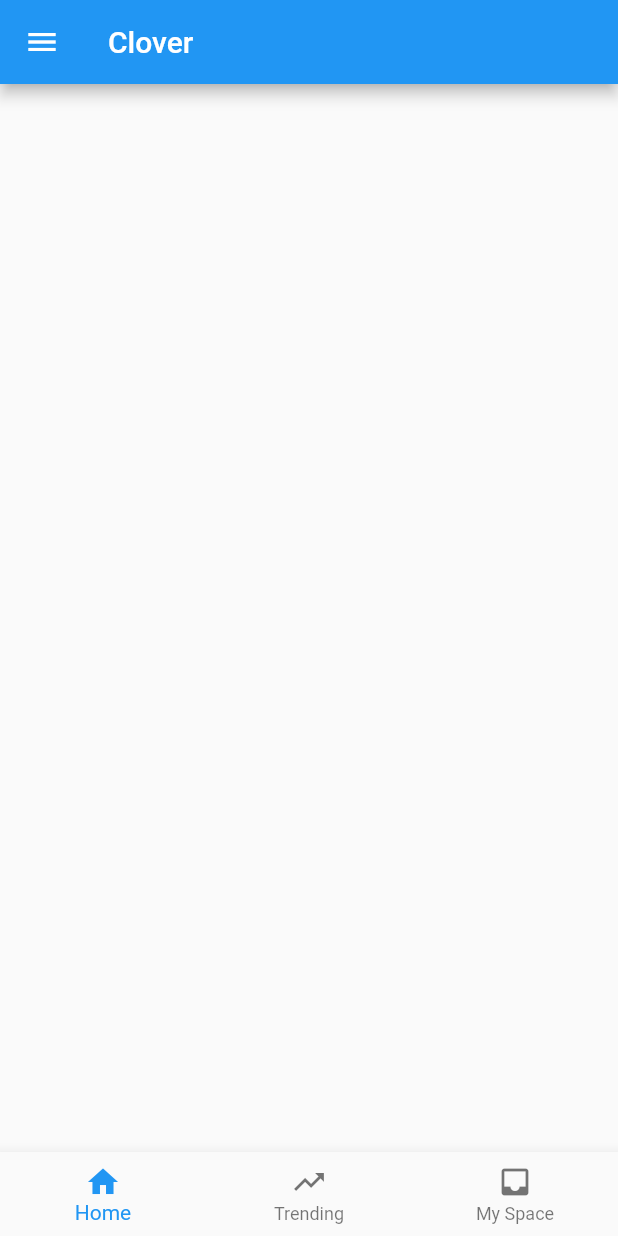
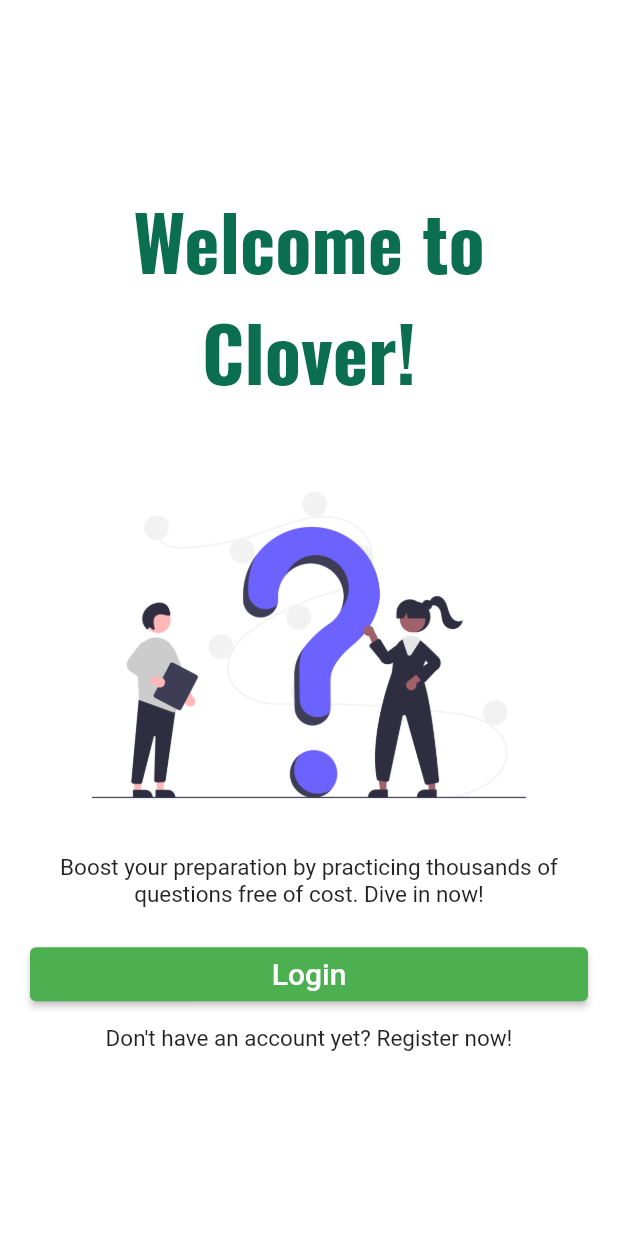
Before and after one commit to Money-Chasers/clover_flutter, a Flutter app: the screen it shows after launch, on a phone screen of 412 x 824 dp. Run offline on Flutter 3.47's test engine with Material 2 defaults, Android fonts, the phone set to English and light mode, and no system bars; our stand-ins replace google_fonts; Roboto replaces fonts that are missing (Prompt).

Commit message:
built intro page

```diff
--- a/lib/main.dart
+++ b/lib/main.dart
@@ -1,4 +1,4 @@
-import 'package:clover_flutter/screens/main_screen/main_screen.dart';
+import 'package:clover_flutter/screens/authentication/intro_screen.dart';
 import 'package:flutter/material.dart';
 
 void main() {
@@ -13,9 +13,10 @@ class MyApp extends StatelessWidget {
     return MaterialApp(
       title: 'Clover',
       theme: ThemeData(
-        primarySwatch: Colors.blue,
+        primarySwatch: Colors.green,
+        primaryColorDark: const Color(0xff0B6E4F)
       ),
-      home: const MainScreen(),
+      home: const IntroScreen(),
     );
   }
 }
--- /dev/null
+++ b/lib/screens/authentication/intro_screen.dart
@@ -0,0 +1,105 @@
+import 'package:clover_flutter/screens/authentication/login_screen.dart';
+import 'package:clover_flutter/screens/authentication/register_screen.dart';
+import 'package:flutter/material.dart';
+import 'package:google_fonts/google_fonts.dart';
+
+class IntroScreen extends StatelessWidget {
+  const IntroScreen({Key? key}) : super(key: key);
+
+  @override
+  Widget build(BuildContext context) {
+    return Scaffold(
+      body: Container(
+        padding: const EdgeInsets.all(20),
+        decoration: const BoxDecoration(
+          color: Colors.white,
+        ),
+        child: Center(
+          child: Column(
+            mainAxisAlignment: MainAxisAlignment.center,
+            children: [
+              Text(
+                "Welcome to Clover!",
+                style: GoogleFonts.oswald(
+                  textStyle: TextStyle(
+                    fontWeight: FontWeight.bold,
+                    fontSize: 50,
+                    color: Theme.of(context).primaryColorDark,
+                  ),
+                ),
+                textAlign: TextAlign.center,
+              ),
+              const SizedBox(
+                height: 30,
+              ),
+              ClipRRect(
+                borderRadius: BorderRadius.circular(80),
+                child: Image(
+                  image: Image.asset("assets/images/questions.png").image,
+                ),
+              ),
+              const SizedBox(
+                height: 10,
+              ),
+              Text(
+                "Boost your preparation by practicing thousands of questions free of cost. Dive in now!",
+                style: GoogleFonts.prompt(
+                  textStyle: const TextStyle(
+                    fontSize: 15,
+                  ),
+                ),
+                textAlign: TextAlign.center,
+              ),
+              const SizedBox(
+                height: 20,
+              ),
+              FractionallySizedBox(
+                widthFactor: 1,
+                child: ElevatedButton(
+                  onPressed: () {
+                    Navigator.push(
+                      context,
+                      MaterialPageRoute(
+                        builder: (context) => const LoginScreen(),
+                      ),
+                    );
+                  },
+                  child: Text(
+                    "Login",
+                    style: GoogleFonts.prompt(
+                      textStyle: const TextStyle(
+                        fontSize: 20,
+                      ),
+                    ),
+                  ),
+                ),
+              ),
+              const SizedBox(
+                height: 10,
+              ),
+              GestureDetector(
+                onTap: () {
+                  Navigator.push(
+                    context,
+                    MaterialPageRoute(
+                      builder: (context) => const RegisterScreen(),
+                    ),
+                  );
+                },
+                child: Text(
+                  "Don't have an account yet? Register now!",
+                  style: GoogleFonts.prompt(
+                    textStyle: const TextStyle(
+                      fontSize: 15,
+                    ),
+                  ),
+                  textAlign: TextAlign.center,
+                ),
+              )
+            ],
+          ),
+        ),
+      ),
+    );
+  }
+}
--- a/lib/screens/main_screen/main_screen.dart
+++ b/lib/screens/main_screen/main_screen.dart
@@ -33,15 +33,15 @@ class _MainScreenState extends State<MainScreen> {
     switch (screenId) {
       case (0):
         {
-          return DashboardSection();
+          return const DashboardSection();
         }
       case (1):
         {
-          return ProfileSection();
+          return const ProfileSection();
         }
       case (2):
         {
-          return SubmitQuestionSection();
+          return const SubmitQuestionSection();
         }
     }
   }
@@ -55,7 +55,6 @@ class _MainScreenState extends State<MainScreen> {
               _buildNavigationDrawerTile("Dashboard", 0),
               _buildNavigationDrawerTile("My Profile", 1),
               _buildNavigationDrawerTile("Submit Question", 2),
-              _buildNavigationDrawerTile("Log Out", 3),
             ],
           ),
         ),
--- a/pubspec.yaml
+++ b/pubspec.yaml
@@ -34,6 +34,7 @@ dependencies:
   # The following adds the Cupertino Icons font to your application.
   # Use with the CupertinoIcons class for iOS style icons.
   cupertino_icons: ^1.0.2
+  google_fonts: ^2.1.0
 
 dev_dependencies:
   flutter_test:
@@ -58,9 +59,8 @@ flutter:
   uses-material-design: true
 
   # To add assets to your application, add an assets section, like this:
-  # assets:
-  #   - images/a_dot_burr.jpeg
-  #   - images/a_dot_ham.jpeg
+  assets:
+    - assets/images/questions.png
 
   # An image asset can refer to one or more resolution-specific "variants", see
   # https://flutter.dev/assets-and-images/#resolution-aware.
```
Also changed, not shown: lib/screens/authentication/login_screen.dart (added, +10 -0 lines), lib/screens/authentication/register_screen.dart (added, +115 -0 lines), assets/images/questions.png (added), pubspec.lock.
